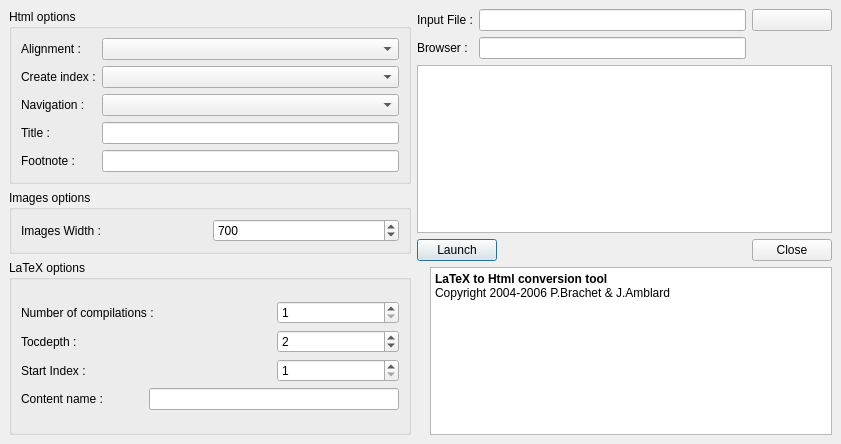
orao/texmaker, file webpublishdialog.ui: the form before one commit.
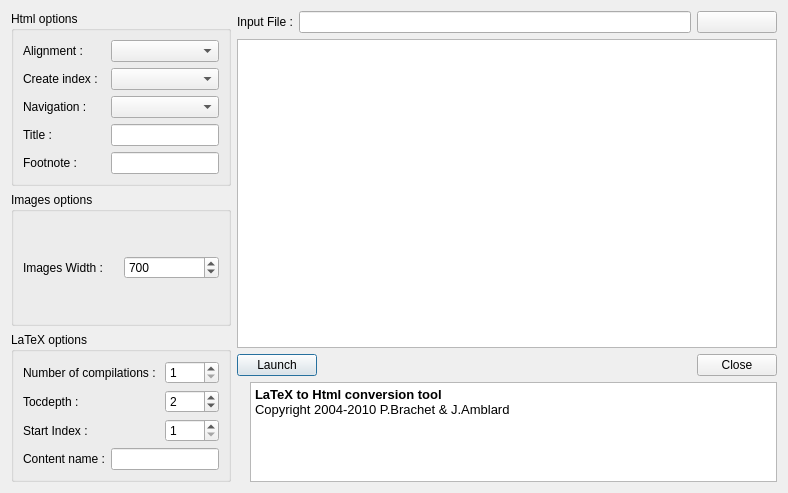
The form after the commit. Icons and pictures are not drawn.

Diff of the .ui file:
```diff
--- a/webpublishdialog.ui
+++ b/webpublishdialog.ui
@@ -1,370 +1,420 @@
 <ui version="4.0" >
  <class>WebPublishDialog</class>
- <widget class="QDialog" name="WebPublishDialog" >
-  <property name="geometry" >
+ <widget class="QDialog" name="WebPublishDialog">
+  <property name="geometry">
    <rect>
     <x>0</x>
     <y>0</y>
-    <width>841</width>
-    <height>444</height>
+    <width>788</width>
+    <height>493</height>
    </rect>
   </property>
   <property name="windowTitle" >
    <string>Convert to Html</string>
   </property>
-  <layout class="QGridLayout" >
-   <property name="margin" >
-    <number>9</number>
-   </property>
-   <property name="spacing" >
-    <number>6</number>
-   </property>
-   <item row="3" column="2" >
-    <widget class="QTextEdit" name="textEdit_2" >
-     <property name="readOnly" >
-      <bool>true</bool>
+  <layout class="QGridLayout" name="gridLayout_3">
+   <item row="0" column="0">
+    <layout class="QGridLayout" name="gridLayout_2">
+     <property name="sizeConstraint">
+      <enum>QLayout::SetMinimumSize</enum>
      </property>
-     <property name="html" >
-      <string>&lt;html>&lt;head>&lt;meta name="qrichtext" content="1" />&lt;style type="text/css">
-p, li { white-space: pre-wrap; }
-&lt;/style>&lt;/head>&lt;body style=" font-family:'Sans Serif'; font-size:9pt; font-weight:400; font-style:normal; text-decoration:none;">
-&lt;p style=" margin-top:0px; margin-bottom:0px; margin-left:0px; margin-right:0px; -qt-block-indent:0; text-indent:0px; font-family:'Bitstream Vera Sans';">&lt;span style=" font-weight:600; color:#000000;">LaTeX to Html conversion tool&lt;/span>&lt;/p>
-&lt;p style=" margin-top:0px; margin-bottom:0px; margin-left:0px; margin-right:0px; -qt-block-indent:0; text-indent:0px; font-family:'Bitstream Vera Sans'; color:#000000;">Copyright 2004-2006 P.Brachet &amp;amp; J.Amblard&lt;/p>&lt;/body>&lt;/html></string>
-     </property>
-    </widget>
-   </item>
-   <item row="3" column="1" >
-    <widget class="QLabel" name="label" >
-     <property name="text" >
-      <string/>
-     </property>
-     <property name="pixmap" >
-      <pixmap resource="texmaker.qrc" >:/images/webpublish.png</pixmap>
-     </property>
-    </widget>
-   </item>
-   <item rowspan="2" row="2" column="0" >
-    <widget class="QGroupBox" name="latexgroupBox" >
-     <property name="title" >
-      <string>LaTeX options</string>
-     </property>
-     <layout class="QGridLayout" >
-      <property name="margin" >
-       <number>9</number>
-      </property>
-      <property name="spacing" >
-       <number>6</number>
-      </property>
-      <item row="0" column="0" >
-       <layout class="QGridLayout" >
-        <property name="margin" >
-         <number>0</number>
+     <item row="0" column="0">
+      <widget class="QGroupBox" name="groupBoxHtml">
+       <property name="title">
+        <string>Html options</string>
+       </property>
+       <layout class="QGridLayout">
+        <property name="margin">
+         <number>9</number>
         </property>
         <property name="spacing" >
          <number>6</number>
         </property>
-        <item row="0" column="2" >
-         <widget class="QSpinBox" name="compilationspinBox" >
-          <property name="toolTip" >
-           <string>Number of latex compilations for the input file</string>
+        <item row="0" column="0">
+         <layout class="QGridLayout">
+          <property name="margin">
+           <number>0</number>
           </property>
-          <property name="maximum" >
-           <number>3</number>
+          <property name="spacing">
+           <number>6</number>
           </property>
-          <property name="minimum" >
-           <number>1</number>
-          </property>
-          <property name="value" >
-           <number>1</number>
-          </property>
-         </widget>
+          <item row="3" column="0">
+           <widget class="QLabel" name="titleLabel">
+            <property name="text">
+             <string>Title :</string>
+            </property>
+           </widget>
+          </item>
+          <item row="3" column="1">
+           <widget class="QLineEdit" name="titleEdit">
+            <property name="sizePolicy">
+             <sizepolicy hsizetype="Minimum" vsizetype="Fixed">
+              <horstretch>0</horstretch>
+              <verstretch>0</verstretch>
+             </sizepolicy>
+            </property>
+            <property name="toolTip">
+             <string>Title of the html files</string>
+            </property>
+           </widget>
+          </item>
+          <item row="2" column="0">
+           <widget class="QLabel" name="navigationLabel">
+            <property name="text">
+             <string>Navigation :</string>
+            </property>
+           </widget>
+          </item>
+          <item row="4" column="0">
+           <widget class="QLabel" name="footnoteLabel">
+            <property name="text">
+             <string>Footnote :</string>
+            </property>
+           </widget>
+          </item>
+          <item row="2" column="1">
+           <widget class="QComboBox" name="navigationBox">
+            <property name="sizePolicy">
+             <sizepolicy hsizetype="Minimum" vsizetype="Fixed">
+              <horstretch>0</horstretch>
+              <verstretch>0</verstretch>
+             </sizepolicy>
+            </property>
+            <property name="toolTip">
+             <string>Navigation mode</string>
+            </property>
+           </widget>
+          </item>
+          <item row="0" column="0">
+           <widget class="QLabel" name="alignmentLabel">
+            <property name="text">
+             <string>Alignment :</string>
+            </property>
+           </widget>
+          </item>
+          <item row="1" column="1">
+           <widget class="QComboBox" name="indexcomboBox">
+            <property name="sizePolicy">
+             <sizepolicy hsizetype="Minimum" vsizetype="Fixed">
+              <horstretch>0</horstretch>
+              <verstretch>0</verstretch>
+             </sizepolicy>
+            </property>
+            <property name="toolTip">
+             <string>Create an index page ?</string>
+            </property>
+           </widget>
+          </item>
+          <item row="4" column="1">
+           <widget class="QLineEdit" name="footnoteEdit">
+            <property name="sizePolicy">
+             <sizepolicy hsizetype="Minimum" vsizetype="Fixed">
+              <horstretch>0</horstretch>
+              <verstretch>0</verstretch>
+             </sizepolicy>
+            </property>
+            <property name="toolTip">
+             <string>Text displayed at the bottom of each html files </string>
+            </property>
+           </widget>
+          </item>
+          <item row="0" column="1">
+           <widget class="QComboBox" name="alignmentcomboBox">
+            <property name="sizePolicy">
+             <sizepolicy hsizetype="Minimum" vsizetype="Fixed">
+              <horstretch>0</horstretch>
+              <verstretch>0</verstretch>
+             </sizepolicy>
+            </property>
+            <property name="toolTip">
+             <string>Alignment in the html files</string>
+            </property>
+           </widget>
+          </item>
+          <item row="1" column="0">
+           <widget class="QLabel" name="indexLabel">
+            <property name="text">
+             <string>Create index :</string>
+            </property>
+           </widget>
+          </item>
+         </layout>
         </item>
-        <item row="3" column="0" >
-         <widget class="QLabel" name="contentLabel" >
-          <property name="text" >
-           <string>Content name :</string>
+       </layout>
+      </widget>
+     </item>
+     <item row="1" column="0">
+      <widget class="QGroupBox" name="imagegroupBox">
+       <property name="title">
+        <string>Images options</string>
+       </property>
+       <layout class="QHBoxLayout">
+        <property name="spacing">
+         <number>6</number>
+        </property>
+        <property name="margin">
+         <number>9</number>
+        </property>
+        <item>
+         <widget class="QLabel" name="widthLabel">
+          <property name="text">
+           <string>Images Width :</string>
           </property>
          </widget>
         </item>
-        <item row="2" column="0" >
-         <widget class="QLabel" name="startindexLabel" >
-          <property name="text" >
-           <string>Start Index :</string>
+        <item>
+         <widget class="QSpinBox" name="widthspinBox">
+          <property name="sizePolicy">
+           <sizepolicy hsizetype="Minimum" vsizetype="Fixed">
+            <horstretch>0</horstretch>
+            <verstretch>0</verstretch>
+           </sizepolicy>
           </property>
-         </widget>
-        </item>
-        <item row="1" column="0" >
-         <widget class="QLabel" name="tocdepthLabel" >
-          <property name="text" >
-           <string>Tocdepth :</string>
+          <property name="toolTip">
+           <string>Width of the largest image</string>
           </property>
-         </widget>
-        </item>
-        <item row="3" column="1" colspan="2" >
-         <widget class="QLineEdit" name="contentEdit" >
-          <property name="toolTip" >
-           <string>Latex code for the title of the table of contents</string>
+          <property name="minimum">
+           <number>10</number>
           </property>
-         </widget>
-        </item>
-        <item row="2" column="2" >
-         <widget class="QSpinBox" name="startindexspinBox" >
-          <property name="toolTip" >
-           <string>The number of the ps page corresponding to the first numberline indexed in the toc file</string>
+          <property name="maximum">
+           <number>2048</number>
           </property>
-          <property name="maximum" >
-           <number>5000</number>
+          <property name="singleStep">
+           <number>10</number>
           </property>
-          <property name="minimum" >
-           <number>1</number>
+          <property name="value">
+           <number>700</number>
           </property>
-          <property name="value" >
-           <number>1</number>
-          </property>
          </widget>
         </item>
-        <item row="1" column="2" >
-         <widget class="QSpinBox" name="tocdepthspinBox" >
-          <property name="toolTip" >
-           <string>Set the value of the LaTeX tocdepth counter</string>
-          </property>
-          <property name="maximum" >
-           <number>3</number>
-          </property>
-          <property name="minimum" >
-           <number>1</number>
-          </property>
-          <property name="value" >
-           <number>2</number>
-          </property>
-         </widget>
-        </item>
-        <item row="0" column="0" colspan="2" >
-         <widget class="QLabel" name="compilationLabel" >
-          <property name="text" >
-           <string>Number of compilations :</string>
-          </property>
-         </widget>
-        </item>
        </layout>
-      </item>
-     </layout>
-    </widget>
-   </item>
-   <item row="0" column="0" >
-    <widget class="QGroupBox" name="groupBoxHtml" >
-     <property name="title" >
-      <string>Html options</string>
-     </property>
-     <layout class="QGridLayout" >
-      <property name="margin" >
-       <number>9</number>
-      </property>
-      <property name="spacing" >
-       <number>6</number>
-      </property>
-      <item row="0" column="0" >
-       <layout class="QGridLayout" >
-        <property name="margin" >
-         <number>0</number>
+      </widget>
+     </item>
+     <item row="2" column="0">
+      <widget class="QGroupBox" name="latexgroupBox">
+       <property name="title">
+        <string>LaTeX options</string>
+       </property>
+       <layout class="QGridLayout">
+        <property name="margin">
+         <number>9</number>
         </property>
         <property name="spacing" >
          <number>6</number>
         </property>
-        <item row="3" column="0" >
-         <widget class="QLabel" name="titleLabel" >
-          <property name="text" >
-           <string>Title :</string>
+        <item row="0" column="0">
+         <layout class="QGridLayout">
+          <property name="margin">
+           <number>0</number>
           </property>
-         </widget>
-        </item>
-        <item row="3" column="1" >
-         <widget class="QLineEdit" name="titleEdit" >
-          <property name="toolTip" >
-           <string>Title of the html files</string>
+          <property name="spacing">
+           <number>6</number>
           </property>
-         </widget>
+          <item row="0" column="2">
+           <widget class="QSpinBox" name="compilationspinBox">
+            <property name="toolTip">
+             <string>Number of latex compilations for the input file</string>
+            </property>
+            <property name="minimum">
+             <number>1</number>
+            </property>
+            <property name="maximum">
+             <number>3</number>
+            </property>
+            <property name="value">
+             <number>1</number>
+            </property>
+           </widget>
+          </item>
+          <item row="3" column="0">
+           <widget class="QLabel" name="contentLabel">
+            <property name="text">
+             <string>Content name :</string>
+            </property>
+           </widget>
+          </item>
+          <item row="2" column="0">
+           <widget class="QLabel" name="startindexLabel">
+            <property name="text">
+             <string>Start Index :</string>
+            </property>
+           </widget>
+          </item>
+          <item row="1" column="0">
+           <widget class="QLabel" name="tocdepthLabel">
+            <property name="text">
+             <string>Tocdepth :</string>
+            </property>
+           </widget>
+          </item>
+          <item row="3" column="1" colspan="2">
+           <widget class="QLineEdit" name="contentEdit">
+            <property name="sizePolicy">
+             <sizepolicy hsizetype="Minimum" vsizetype="Fixed">
+              <horstretch>0</horstretch>
+              <verstretch>0</verstretch>
+             </sizepolicy>
+            </property>
+            <property name="toolTip">
+             <string>Latex code for the title of the table of contents</string>
+            </property>
+           </widget>
+          </item>
+          <item row="2" column="2">
+           <widget class="QSpinBox" name="startindexspinBox">
+            <property name="toolTip">
+             <string>The number of the ps page corresponding to the first numberline indexed in the toc file</string>
+            </property>
+            <property name="minimum">
+             <number>1</number>
+            </property>
+            <property name="maximum">
+             <number>5000</number>
+            </property>
+            <property name="value">
+             <number>1</number>
+            </property>
+           </widget>
+          </item>
+          <item row="1" column="2">
+           <widget class="QSpinBox" name="tocdepthspinBox">
+            <property name="toolTip">
+             <string>Set the value of the LaTeX tocdepth counter</string>
+            </property>
+            <property name="minimum">
+             <number>1</number>
+            </property>
+            <property name="maximum">
+             <number>3</number>
+            </property>
+            <property name="value">
+             <number>2</number>
+            </property>
+           </widget>
+          </item>
+          <item row="0" column="0" colspan="2">
+           <widget class="QLabel" name="compilationLabel">
+            <property name="text">
+             <string>Number of compilations :</string>
+            </property>
+           </widget>
+          </item>
+         </layout>
         </item>
-        <item row="2" column="0" >
-         <widget class="QLabel" name="navigationLabel" >
-          <property name="text" >
-           <string>Navigation :</string>
-          </property>
-         </widget>
-        </item>
-        <item row="4" column="0" >
-         <widget class="QLabel" name="footnoteLabel" >
-          <property name="text" >
-           <string>Footnote :</string>
-          </property>
-         </widget>
-        </item>
-        <item row="2" column="1" >
-         <widget class="QComboBox" name="navigationBox" >
-          <property name="toolTip" >
-           <string>Navigation mode</string>
-          </property>
-         </widget>
-        </item>
-        <item row="0" column="0" >
-         <widget class="QLabel" name="alignmentLabel" >
-          <property name="text" >
-           <string>Alignment :</string>
-          </property>
-         </widget>
-        </item>
-        <item row="1" column="1" >
-         <widget class="QComboBox" name="indexcomboBox" >
-          <property name="toolTip" >
-           <string>Create an index page ?</string>
-          </property>
-         </widget>
-        </item>
-        <item row="4" column="1" >
-         <widget class="QLineEdit" name="footnoteEdit" >
-          <property name="toolTip" >
-           <string>Text displayed at the bottom of each html files </string>
-          </property>
-         </widget>
-        </item>
-        <item row="0" column="1" >
-         <widget class="QComboBox" name="alignmentcomboBox" >
-          <property name="toolTip" >
-           <string>Alignment in the html files</string>
-          </property>
-         </widget>
-        </item>
-        <item row="1" column="0" >
-         <widget class="QLabel" name="indexLabel" >
-          <property name="text" >
-           <string>Create index :</string>
-          </property>
-         </widget>
-        </item>
        </layout>
-      </item>
-     </layout>
-    </widget>
+      </widget>
+     </item>
+    </layout>
    </item>
-   <item rowspan="3" row="0" column="1" colspan="2" >
-    <layout class="QGridLayout" >
-     <property name="margin" >
-      <number>0</number>
+   <item row="0" column="1">
+    <layout class="QGridLayout" name="gridLayout">
+     <property name="sizeConstraint">
+      <enum>QLayout::SetMaximumSize</enum>
      </property>
-     <property name="spacing" >
-      <number>6</number>
-     </property>
-     <item row="1" column="1" colspan="2" >
-      <widget class="QLineEdit" name="browserEdit" >
-       <property name="toolTip" >
-        <string>Browser command. Let's empty to not run the browser at the end of the conversion</string>
+     <item row="0" column="0" colspan="2">
+      <layout class="QGridLayout">
+       <property name="margin">
+        <number>0</number>
        </property>
+       <property name="spacing">
+        <number>6</number>
+       </property>
+       <item row="2" column="2">
+        <spacer>
+         <property name="orientation">
+          <enum>Qt::Horizontal</enum>
+         </property>
+         <property name="sizeHint" stdset="0">
+          <size>
+           <width>40</width>
+           <height>20</height>
+          </size>
+         </property>
+        </spacer>
+       </item>
+       <item row="2" column="0" colspan="2">
+        <widget class="QPushButton" name="LaunchButton">
+         <property name="text">
+          <string>Launch</string>
+         </property>
+        </widget>
+       </item>
+       <item row="1" column="0" colspan="4">
+        <widget class="QTextEdit" name="messagetextEdit">
+         <property name="readOnly">
+          <bool>true</bool>
+         </property>
+        </widget>
+       </item>
+       <item row="0" column="0">
+        <widget class="QLabel" name="inputfileLabel">
+         <property name="text">
+          <string>Input File :</string>
+         </property>
+        </widget>
+       </item>
+       <item row="0" column="3">
+        <widget class="QPushButton" name="inputfileButton">
+         <property name="text">
+          <string/>
+         </property>
+         <property name="icon">
+          <iconset resource="texmaker.qrc">
+           <normaloff>:/images/fileopen.png</normaloff>:/images/fileopen.png</iconset>
+         </property>
+        </widget>
+       </item>
+       <item row="2" column="3">
+        <widget class="QPushButton" name="quitButton">
+         <property name="text">
+          <string>Close</string>
+         </property>
+        </widget>
+       </item>
+       <item row="0" column="1" colspan="2">
+        <widget class="QLineEdit" name="inputfileEdit"/>
+       </item>
+      </layout>
+     </item>
+     <item row="1" column="0">
+      <widget class="QLabel" name="label">
+       <property name="text">
+        <string/>
+       </property>
+       <property name="pixmap">
+        <pixmap resource="texmaker.qrc">:/images/webpublish.png</pixmap>
+       </property>
       </widget>
      </item>
-     <item row="3" column="2" >
-      <spacer>
-       <property name="orientation" >
-        <enum>Qt::Horizontal</enum>
+     <item row="1" column="1">
+      <widget class="QTextEdit" name="textEdit_2">
+       <property name="sizePolicy">
+        <sizepolicy hsizetype="MinimumExpanding" vsizetype="MinimumExpanding">
+         <horstretch>0</horstretch>
+         <verstretch>0</verstretch>
+        </sizepolicy>
        </property>
-       <property name="sizeHint" >
+       <property name="maximumSize">
         <size>
-         <width>40</width>
-         <height>20</height>
+         <width>16777215</width>
+         <height>100</height>
         </size>
        </property>
-      </spacer>
-     </item>
-     <item row="3" column="0" colspan="2" >
-      <widget class="QPushButton" name="LaunchButton" >
-       <property name="text" >
-        <string>Launch</string>
-       </property>
-      </widget>
-     </item>
-     <item row="2" column="0" colspan="4" >
-      <widget class="QTextEdit" name="messagetextEdit" >
-       <property name="readOnly" >
+       <property name="readOnly">
         <bool>true</bool>
        </property>
-      </widget>
-     </item>
-     <item row="0" column="0" >
-      <widget class="QLabel" name="inputfileLabel" >
-       <property name="text" >
-        <string>Input File :</string>
+       <property name="html">
+        <string>&lt;!DOCTYPE HTML PUBLIC &quot;-//W3C//DTD HTML 4.0//EN&quot; &quot;http://www.w3.org/TR/REC-html40/strict.dtd&quot;&gt;
+&lt;html&gt;&lt;head&gt;&lt;meta name=&quot;qrichtext&quot; content=&quot;1&quot; /&gt;&lt;style type=&quot;text/css&quot;&gt;
+p, li { white-space: pre-wrap; }
+&lt;/style&gt;&lt;/head&gt;&lt;body style=&quot; font-family:'DejaVu Sans'; font-size:10pt; font-weight:400; font-style:normal;&quot;&gt;
+&lt;p style=&quot; margin-top:0px; margin-bottom:0px; margin-left:0px; margin-right:0px; -qt-block-indent:0; text-indent:0px;&quot;&gt;&lt;span style=&quot; font-family:'Bitstream Vera Sans'; font-weight:600; color:#000000;&quot;&gt;LaTeX to Html conversion tool&lt;/span&gt;&lt;/p&gt;
+&lt;p style=&quot; margin-top:0px; margin-bottom:0px; margin-left:0px; margin-right:0px; -qt-block-indent:0; text-indent:0px;&quot;&gt;&lt;span style=&quot; font-family:'Bitstream Vera Sans'; color:#000000;&quot;&gt;Copyright 2004-2010 P.Brachet &amp;amp; J.Amblard&lt;/span&gt;&lt;/p&gt;&lt;/body&gt;&lt;/html&gt;</string>
        </property>
       </widget>
      </item>
-     <item row="0" column="3" >
-      <widget class="QPushButton" name="inputfileButton" >
-       <property name="text" >
-        <string/>
-       </property>
-       <property name="icon" >
-        <iconset resource="texmaker.qrc" >:/images/fileopen.png</iconset>
-       </property>
-      </widget>
-     </item>
-     <item row="3" column="3" >
-      <widget class="QPushButton" name="quitButton" >
-       <property name="text" >
-        <string>Close</string>
-       </property>
-      </widget>
-     </item>
-     <item row="1" column="0" >
-      <widget class="QLabel" name="browserLabel" >
-       <property name="text" >
-        <string>Browser :</string>
-       </property>
-      </widget>
-     </item>
-     <item row="0" column="1" colspan="2" >
-      <widget class="QLineEdit" name="inputfileEdit" />
-     </item>
     </layout>
    </item>
-   <item row="1" column="0" >
-    <widget class="QGroupBox" name="imagegroupBox" >
-     <property name="title" >
-      <string>Images options</string>
-     </property>
-     <layout class="QHBoxLayout" >
-      <property name="margin" >
-       <number>9</number>
-      </property>
-      <property name="spacing" >
-       <number>6</number>
-      </property>
-      <item>
-       <widget class="QLabel" name="widthLabel" >
-        <property name="text" >
-         <string>Images Width :</string>
-        </property>
-       </widget>
-      </item>
-      <item>
-       <widget class="QSpinBox" name="widthspinBox" >
-        <property name="toolTip" >
-         <string>Width of the largest image</string>
-        </property>
-        <property name="maximum" >
-         <number>2048</number>
-        </property>
-        <property name="minimum" >
-         <number>10</number>
-        </property>
-        <property name="singleStep" >
-         <number>10</number>
-        </property>
-        <property name="value" >
-         <number>700</number>
-        </property>
-       </widget>
-      </item>
-     </layout>
-    </widget>
-   </item>
   </layout>
  </widget>
  <tabstops>
```
Left out of the diff: 12 changed lines with no effect on the pictures.
